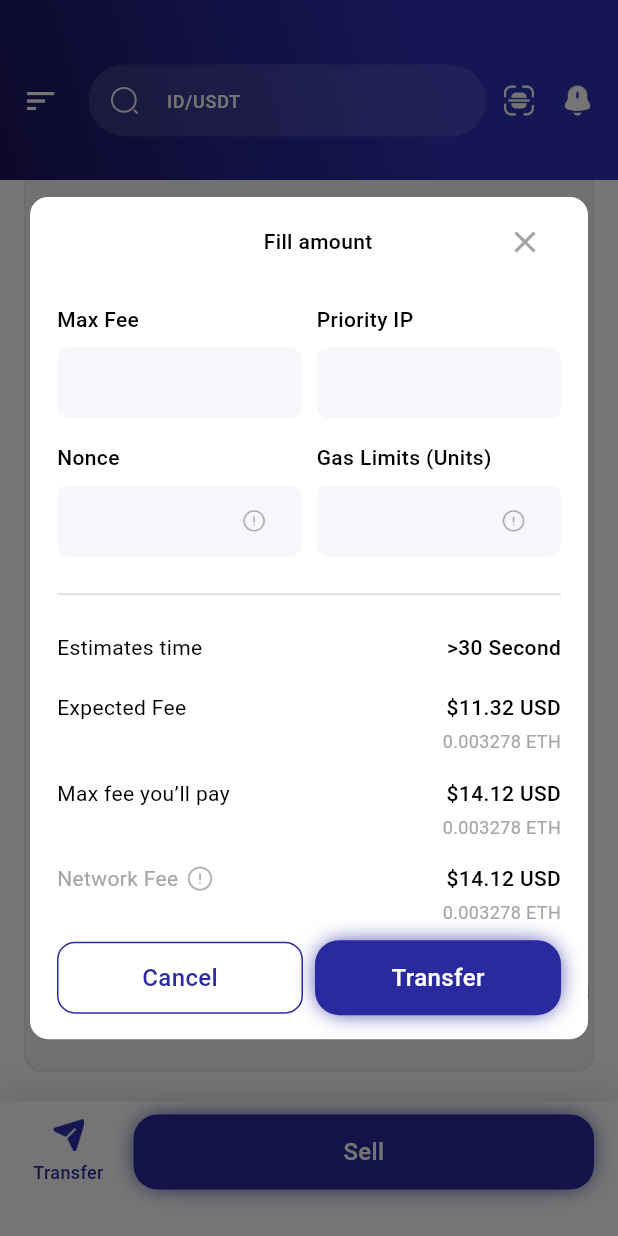
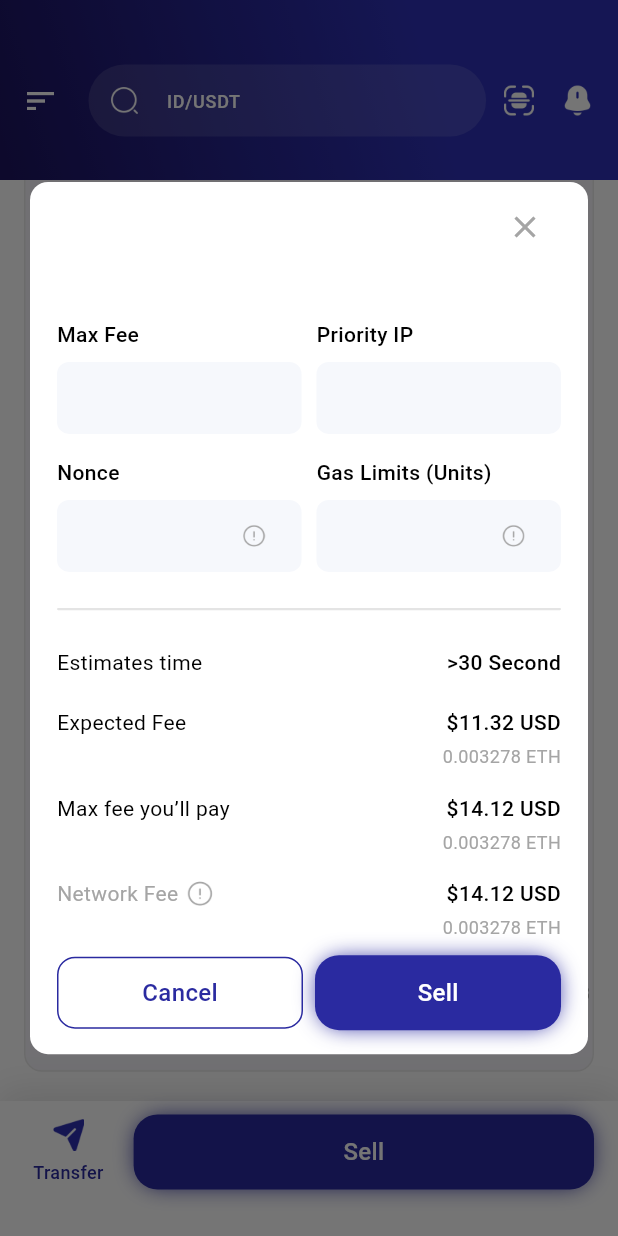
Before and after one commit to Biorbank/biorbankMobile, a Flutter app: the NftHoldingScreen screen opened directly with empty values, scrolled down 505 dp, after a tap on "Sell", on a phone screen of 412 x 824 dp. Run offline on Flutter 3.47's test engine with Material 3 defaults, Android fonts, the phone set to English and light mode, and no system bars; drawn by our look-alikes of cached_network_image, dropdown_button2, fl_chart; our stand-ins replace animated_bottom_navigation_bar, auto_route, bloc, carousel_slider, circular_countdown_timer, convert and 25 more; missing offline and left inert: bech32, bip39, blockchain_utils, bs58, clipboard, cosmos_sdk and 13 more; accounts and stored records are empty; network calls fail; statements that could not run were skipped.

Commit message:
Fixing merging issues in dev

```diff
--- a/lib/presentation/pages/home/view/widget/nfts_tab_widget.dart
+++ b/lib/presentation/pages/home/view/widget/nfts_tab_widget.dart
@@ -72,7 +72,7 @@ class _NFTsTabWidgetState extends State<NFTsTabWidget> {
           final hooligan = hooliganCollection[index];
           return GestureDetector(
             onTap: () {
-              context.pushRoute(NftHoldingRoute(
+              context.router.push(NftHoldingRoute(
                   imageUrl: hooligan['imageUrl']!, title: hooligan['title']!));
               // Navigator.pushNamed(context, Routes.nftHoldingRoute,
               //     arguments: {
--- a/lib/presentation/pages/nft_holding/view/nft_holding_view.dart
+++ b/lib/presentation/pages/nft_holding/view/nft_holding_view.dart
@@ -4,6 +4,7 @@ import 'package:biorbank/presentation/common/common_blue_container.dart';
 import 'package:biorbank/presentation/common/common_button.dart';
 import 'package:biorbank/presentation/common/common_search_appbar.dart';
 import 'package:biorbank/presentation/pages/nft_holding/view/widget/carousel_control.dart';
+import 'package:biorbank/presentation/pages/nft_holding/view/widget/choose_address_dialog.dart';
 import 'package:biorbank/presentation/pages/nft_holding/view/widget/description_widget.dart';
 import 'package:biorbank/presentation/pages/nft_holding/view/widget/price_history_chat.dart';
 import 'package:biorbank/presentation/pages/nft_holding/view/widget/sell_dialog.dart';
@@ -14,6 +15,7 @@ import 'package:flutter/material.dart' hide CarouselController;
 import 'package:flutter_screenutil/flutter_screenutil.dart';
 
 import 'widget/carousel_images.dart';
+import 'widget/fill_amount_dialog.dart';
 
 @RoutePage()
 class NftHoldingScreen extends StatelessWidget {
@@ -32,7 +34,15 @@ class NftHoldingScreen extends StatelessWidget {
       CarouselSliderController();
   @override
   Widget build(BuildContext context) {
-    return Column(
+    return Scaffold(
+      drawer: Drawer(
+        backgroundColor: Theme.of(context).colorScheme.onSurface,
+        child: DrawerHeader(
+            child: AppConstant.commonText('Drawer page',
+                color: Theme.of(context).colorScheme.shadow)),
+      ),
+      resizeToAvoidBottomInset: false,
+      body: Column(
         crossAxisAlignment: CrossAxisAlignment.start,
         children: [
           CommonBlueContainer(
@@ -179,7 +189,12 @@ class NftHoldingScreen extends StatelessWidget {
                     child: Row(
                       children: [
                         GestureDetector(
-                        onTap: () {},
+                          onTap: () {
+                            showDialog(
+                              context: context,
+                              builder: (context) => const AddAddressDialog(),
+                            );
+                          },
                           child: Column(
                             mainAxisAlignment: MainAxisAlignment.center,
                             children: [
@@ -202,7 +217,7 @@ class NftHoldingScreen extends StatelessWidget {
                             onTap: () {
                               showDialog(
                                 context: context,
-                              builder: (context) => const SellDialog(),
+                                builder: (context) => const FillAmountDialog(isTransferAccess: false,),
                               );
                             },
                             name: 'Sell',
@@ -216,6 +231,7 @@ class NftHoldingScreen extends StatelessWidget {
             ),
           )
         ],
+      ),
     );
   }
 }
--- a/lib/utils/routers/auto_app_router.dart
+++ b/lib/utils/routers/auto_app_router.dart
@@ -72,10 +72,10 @@ class AppRouter extends _$AppRouter {
                   page: DefiDetailRoute.page,
                   maintainState: false,
                 ),
-                AutoRoute(
-                  page: NftHoldingRoute.page,
-                  maintainState: false,
-                ),
+                // AutoRoute(
+                //   page: NftHoldingRoute.page,
+                //   maintainState: false,
+                // ),
               ]),
           AutoRoute(page: BrowserRoute.page),
           AutoRoute(page: ChatRoute.page),
```
Lines whose indentation alone changed are shown as unchanged.
